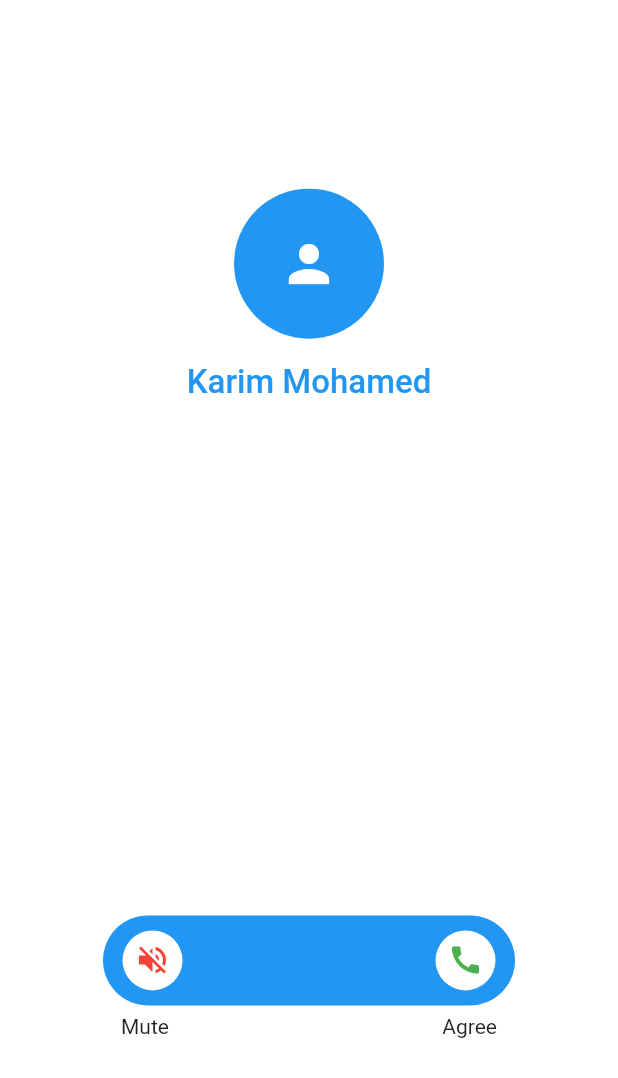
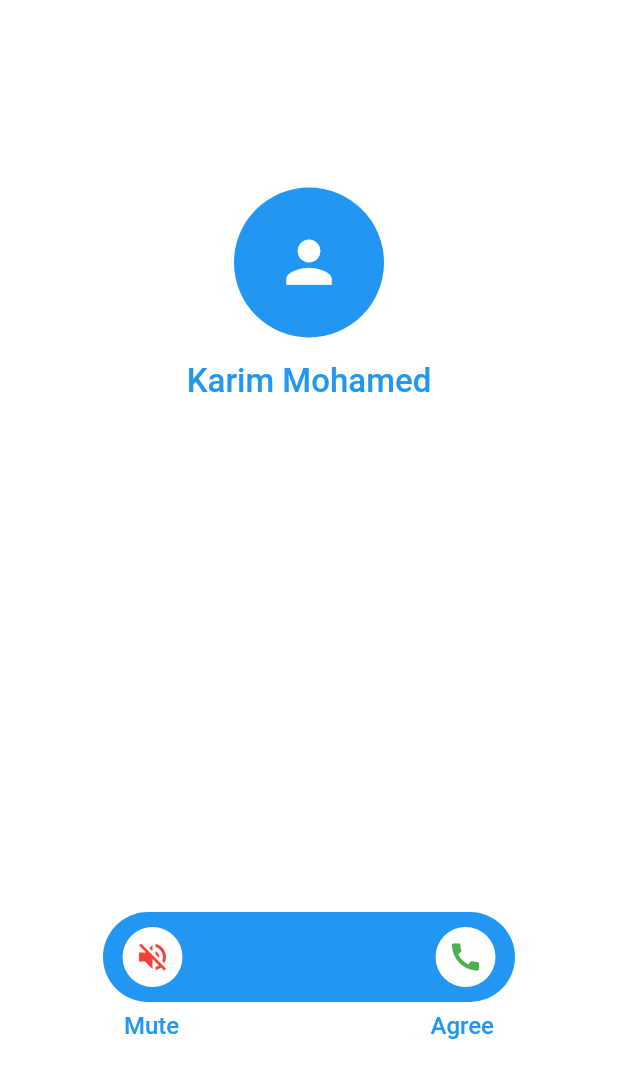
Before and after one commit to DPLYR-dev/InAppCallAlert, a Flutter app: the CallAlert screen opened directly, on a phone screen of 412 x 824 dp. Shown: the top 1078 px of the screen. Run offline on Flutter 3.47's test engine with Material 2 defaults, Android fonts, the phone set to English and light mode, and no system bars.

Commit message:
Finish design

```diff
--- a/lib/inappcallalert.dart
+++ b/lib/inappcallalert.dart
@@ -24,7 +24,7 @@ class CallAlert extends StatelessWidget {
                   radius: 50,
                   child: Icon(
                     Icons.person,
-                    size: 40,
+                    size: 45,
                     color: Colors.white,
                   ),
                   backgroundColor: Colors.blue,
@@ -94,10 +94,24 @@ class CallAlert extends StatelessWidget {
                   width: MediaQuery.of(context).size.width / 1.5,
                   child: Padding(
                     padding: const EdgeInsets.symmetric(
-                        vertical: 6.0, horizontal: 12),
+                        vertical: 6.0, horizontal: 14),
                     child: Row(
                       mainAxisAlignment: MainAxisAlignment.spaceBetween,
-                      children: [Text("Mute"), Text("Agree")],
+                      children: [
+                        Text(
+                          "Mute",
+
+                          style: TextStyle(
+                            fontSize: 16,
+                              color: Colors.blue, fontWeight: FontWeight.w500),
+                        ),
+                        Text(
+                          "Agree",
+                          style: TextStyle(
+                            fontSize: 16,
+                              color: Colors.blue, fontWeight: FontWeight.w500),
+                        )
+                      ],
                     ),
                   ),
                 )
```
